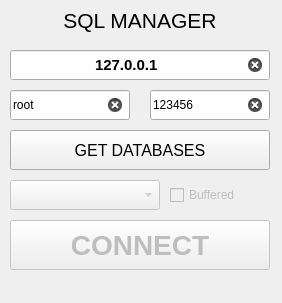
Above: Lib/UI/LAYOUT/ConnectorWindow.ui from fer-moreira/MYQT before the change. Below: the same form after it.
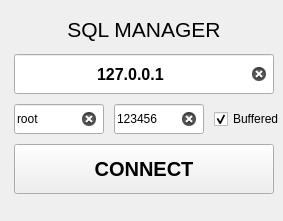
That is the form after the change.

What changed in the file:
```diff
--- a/Lib/UI/LAYOUT/ConnectorWindow.ui
+++ b/Lib/UI/LAYOUT/ConnectorWindow.ui
@@ -6,8 +6,8 @@
    <rect>
     <x>0</x>
     <y>0</y>
-    <width>282</width>
-    <height>303</height>
+    <width>283</width>
+    <height>221</height>
    </rect>
   </property>
   <property name="windowTitle">
@@ -17,10 +17,10 @@
    <widget class="QLabel" name="title">
     <property name="geometry">
      <rect>
-      <x>10</x>
-      <y>0</y>
+      <x>14</x>
+      <y>4</y>
       <width>260</width>
-      <height>40</height>
+      <height>50</height>
      </rect>
     </property>
     <property name="font">
@@ -37,19 +37,19 @@
    </widget>
    <widget class="QPushButton" name="Connect_btn">
     <property name="enabled">
-     <bool>false</bool>
+     <bool>true</bool>
     </property>
     <property name="geometry">
      <rect>
-      <x>10</x>
-      <y>220</y>
+      <x>14</x>
+      <y>144</y>
       <width>260</width>
       <height>50</height>
      </rect>
     </property>
     <property name="font">
      <font>
-      <pointsize>21</pointsize>
+      <pointsize>15</pointsize>
       <weight>75</weight>
       <bold>true</bold>
      </font>
@@ -61,15 +61,15 @@
    <widget class="QLineEdit" name="host_in">
     <property name="geometry">
      <rect>
-      <x>10</x>
-      <y>50</y>
+      <x>14</x>
+      <y>54</y>
       <width>260</width>
-      <height>30</height>
+      <height>40</height>
      </rect>
     </property>
     <property name="font">
      <font>
-      <pointsize>11</pointsize>
+      <pointsize>12</pointsize>
       <weight>75</weight>
       <bold>true</bold>
      </font>
@@ -93,9 +93,9 @@
    <widget class="QLineEdit" name="user_in">
     <property name="geometry">
      <rect>
-      <x>10</x>
-      <y>90</y>
-      <width>120</width>
+      <x>14</x>
+      <y>104</y>
+      <width>90</width>
       <height>30</height>
      </rect>
     </property>
@@ -112,9 +112,9 @@
    <widget class="QLineEdit" name="pass_in">
     <property name="geometry">
      <rect>
-      <x>150</x>
-      <y>90</y>
-      <width>120</width>
+      <x>114</x>
+      <y>104</y>
+      <width>90</width>
       <height>30</height>
      </rect>
     </property>
@@ -136,13 +136,13 @@
    </widget>
    <widget class="QCheckBox" name="buffered">
     <property name="enabled">
-     <bool>false</bool>
+     <bool>true</bool>
     </property>
     <property name="geometry">
      <rect>
-      <x>170</x>
-      <y>180</y>
-      <width>100</width>
+      <x>214</x>
+      <y>104</y>
+      <width>80</width>
       <height>30</height>
      </rect>
     </property>
@@ -156,7 +156,7 @@
      <bool>true</bool>
     </property>
     <property name="checked">
-     <bool>false</bool>
+     <bool>true</bool>
     </property>
     <property name="autoRepeat">
      <bool>false</bool>
@@ -168,40 +168,6 @@
      <bool>false</bool>
     </property>
    </widget>
-   <widget class="QPushButton" name="getdb_btn">
-    <property name="enabled">
-     <bool>true</bool>
-    </property>
-    <property name="geometry">
-     <rect>
-      <x>10</x>
-      <y>130</y>
-      <width>260</width>
-      <height>40</height>
-     </rect>
-    </property>
-    <property name="font">
-     <font>
-      <pointsize>12</pointsize>
-     </font>
-    </property>
-    <property name="text">
-     <string>GET DATABASES</string>
-    </property>
-   </widget>
-   <widget class="QComboBox" name="dbs">
-    <property name="enabled">
-     <bool>false</bool>
-    </property>
-    <property name="geometry">
-     <rect>
-      <x>10</x>
-      <y>180</y>
-      <width>150</width>
-      <height>30</height>
-     </rect>
-    </property>
-   </widget>
   </widget>
  </widget>
  <resources/>
```
